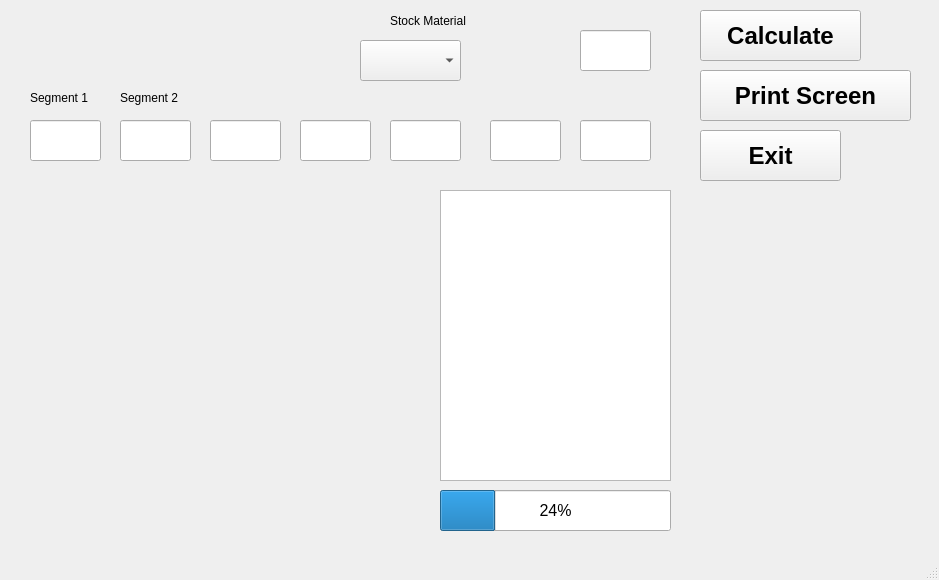
Qt form main_window.ui (mattlitz/weld-mvmt-prediction) before a commit.
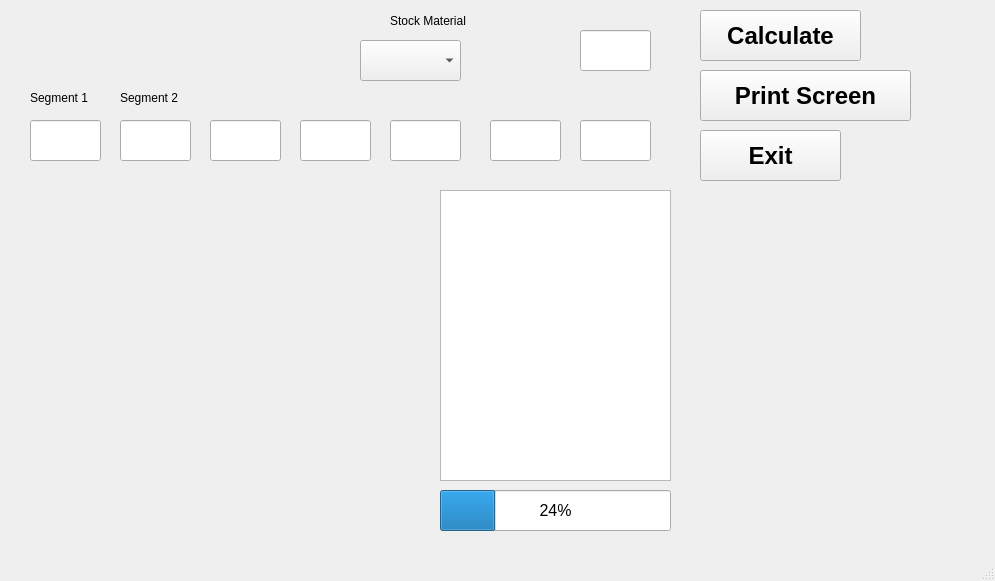
The same form after that commit. Custom widgets are drawn as their Qt base class.

```diff
--- a/main_window.ui
+++ b/main_window.ui
@@ -6,8 +6,8 @@
    <rect>
     <x>0</x>
     <y>0</y>
-    <width>939</width>
-    <height>580</height>
+    <width>995</width>
+    <height>581</height>
    </rect>
   </property>
   <property name="windowTitle">
```
Left out of the diff: 2 changed lines with no effect on the pictures.
